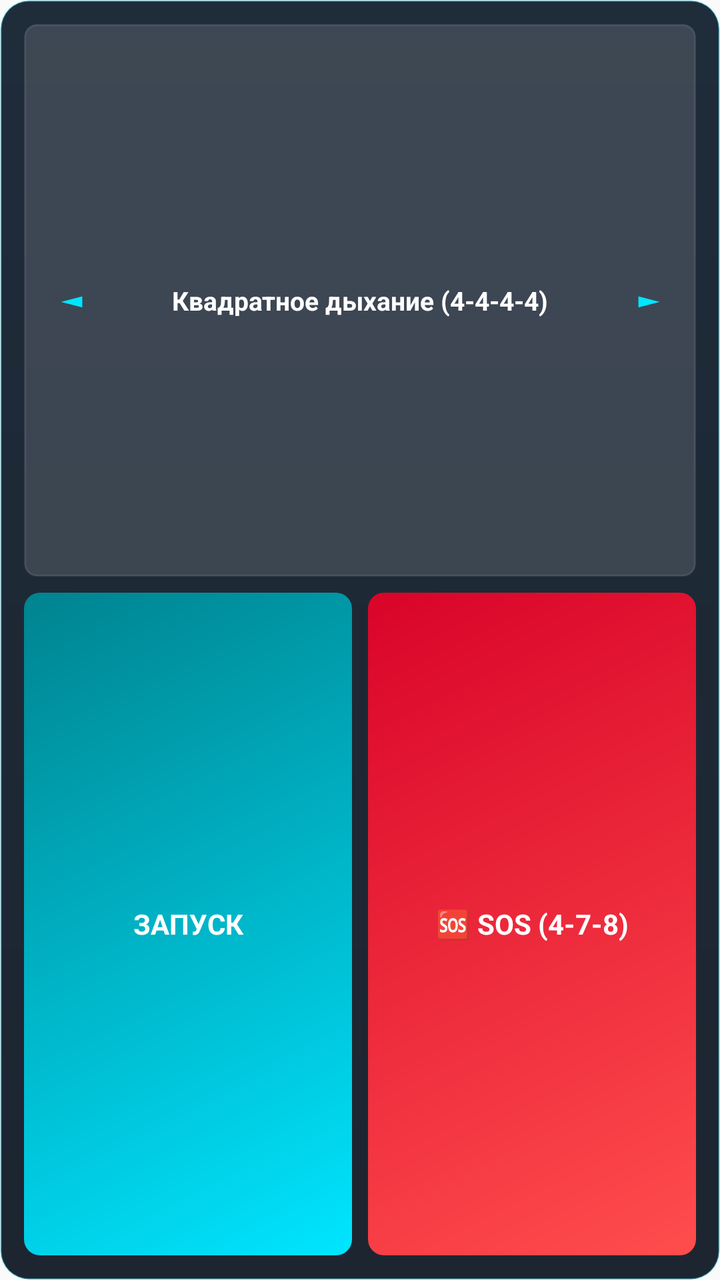
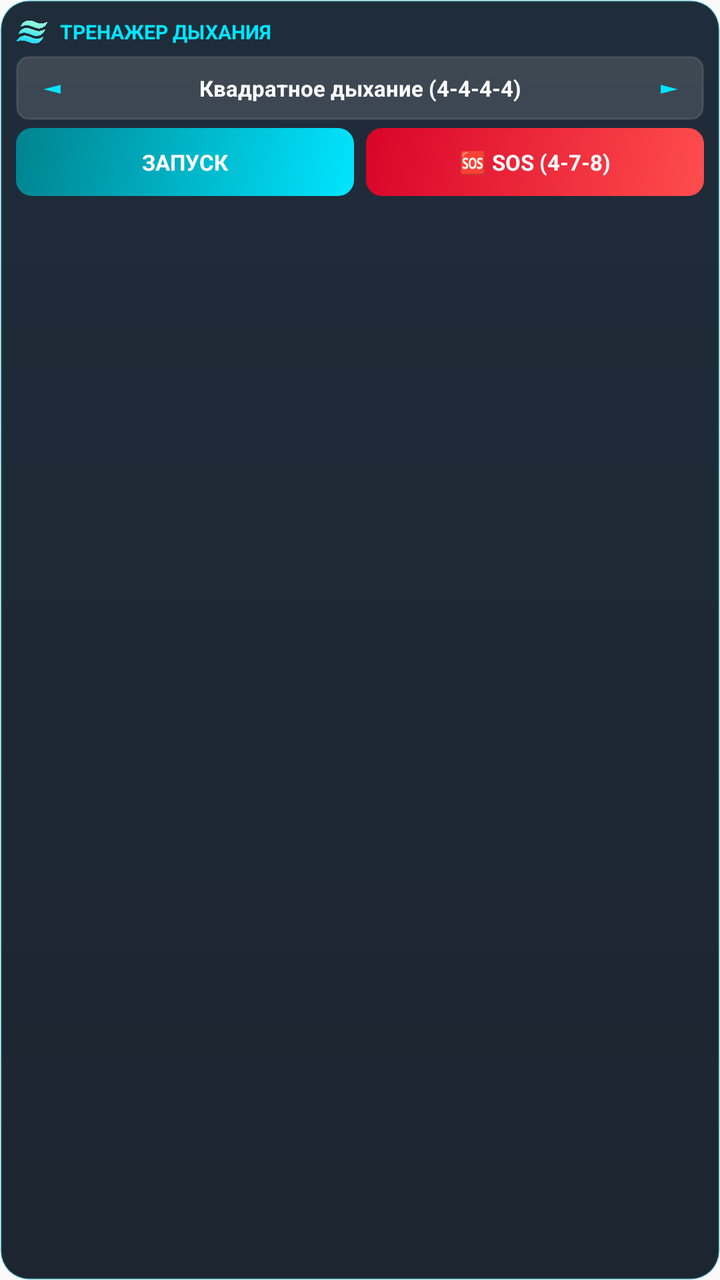

Two renders of the same Android screen: before a commit and after it. Below are the layout's source before the change and the commit's diff.
<!-- AndroidManifest.xml: application theme Theme.BreathingTrainer -->
<!-- res/layout/widget_breathing_4x2.xml -->
<?xml version="1.0" encoding="utf-8"?>
<LinearLayout xmlns:android="http://schemas.android.com/apk/res/android"
    android:layout_width="match_parent"
    android:layout_height="match_parent"
    android:background="@drawable/bg_widget_card"
    android:orientation="vertical"
    android:padding="12dp"
    android:weightSum="2.2">

    
    <LinearLayout
        android:layout_width="match_parent"
        android:layout_height="0dp"
        android:layout_weight="1"
        android:background="@drawable/bg_widget_selector"
        android:gravity="center_vertical"
        android:orientation="horizontal"
        android:paddingHorizontal="4dp">

        <TextView
            android:id="@+id/widget_btn_prev_technique"
            android:layout_width="40dp"
            android:layout_height="match_parent"
            android:gravity="center"
            android:text="◄"
            android:textColor="#00E5FF"
            android:textSize="15sp"
            android:textStyle="bold" />

        <TextView
            android:id="@+id/widget_tv_technique_title"
            android:layout_width="0dp"
            android:layout_height="wrap_content"
            android:layout_weight="1"
            android:ellipsize="end"
            android:gravity="center"
            android:maxLines="1"
            android:text="Квадратное дыхание (4-4-4-4)"
            android:textColor="#FFFFFF"
            android:textSize="13sp"
            android:textStyle="bold" />

        <TextView
            android:id="@+id/widget_btn_next_technique"
            android:layout_width="40dp"
            android:layout_height="match_parent"
            android:gravity="center"
            android:text="►"
            android:textColor="#00E5FF"
            android:textSize="15sp"
            android:textStyle="bold" />
    </LinearLayout>

    
    <LinearLayout
        android:layout_width="match_parent"
        android:layout_height="0dp"
        android:layout_marginTop="8dp"
        android:layout_weight="1.2"
        android:gravity="center"
        android:orientation="horizontal">

        <TextView
            android:id="@+id/widget_btn_start"
            android:layout_width="0dp"
            android:layout_height="match_parent"
            android:layout_marginEnd="4dp"
            android:layout_weight="1"
            android:background="@drawable/bg_widget_start_btn"
            android:gravity="center"
            android:text="ЗАПУСК"
            android:textColor="#FFFFFF"
            android:textSize="14sp"
            android:textStyle="bold" />

        <TextView
            android:id="@+id/widget_btn_sos"
            android:layout_width="0dp"
            android:layout_height="match_parent"
            android:layout_marginStart="4dp"
            android:layout_weight="1"
            android:background="@drawable/bg_widget_sos_btn"
            android:gravity="center"
            android:text="🆘 SOS (4-7-8)"
            android:textColor="#FFFFFF"
            android:textSize="14sp"
            android:textStyle="bold" />
    </LinearLayout>

</LinearLayout>
<!-- resources referenced by this layout -->
<resources>
  <!-- drawable bg_widget_card (drawable) -->
  <?xml version="1.0" encoding="utf-8"?>
  <shape xmlns:android="http://schemas.android.com/apk/res/android"
      android:shape="rectangle">
      <gradient
          android:angle="270"
          android:startColor="#EC0D1B2A"
          android:endColor="#EC0B1320" />
      <corners android:radius="14dp" />
      <stroke
          android:width="1dp"
          android:color="#3300E5FF" />
  </shape>
  <!-- drawable bg_widget_selector (drawable) -->
  <?xml version="1.0" encoding="utf-8"?>
  <shape xmlns:android="http://schemas.android.com/apk/res/android"
      android:shape="rectangle">
      <solid android:color="#22FFFFFF" />
      <corners android:radius="6dp" />
      <stroke
          android:width="1dp"
          android:color="#1AFFFFFF" />
  </shape>
  <!-- drawable bg_widget_sos_btn (drawable) -->
  <?xml version="1.0" encoding="utf-8"?>
  <shape xmlns:android="http://schemas.android.com/apk/res/android"
      android:shape="rectangle">
      <gradient
          android:angle="135"
          android:startColor="#FF4D4D"
          android:endColor="#D90429" />
      <corners android:radius="8dp" />
  </shape>
  <!-- drawable bg_widget_start_btn (drawable) -->
  <?xml version="1.0" encoding="utf-8"?>
  <shape xmlns:android="http://schemas.android.com/apk/res/android"
      android:shape="rectangle">
      <gradient
          android:angle="135"
          android:startColor="#00E5FF"
          android:endColor="#00838F" />
      <corners android:radius="8dp" />
  </shape>
  <style name="Theme.BreathingTrainer" parent="android:Theme.Material.Light.NoActionBar" />
</resources>

<!-- the commit's change to res/layout/widget_breathing_4x2.xml (unified diff, before → after) -->
@@ -1,30 +1,52 @@
 <?xml version="1.0" encoding="utf-8"?>
 <LinearLayout xmlns:android="http://schemas.android.com/apk/res/android"
     android:layout_width="match_parent"
-    android:layout_height="match_parent"
+    android:layout_height="wrap_content"
     android:background="@drawable/bg_widget_card"
     android:orientation="vertical"
-    android:padding="12dp"
-    android:weightSum="2.2">
+    android:padding="8dp">
 
     
     <LinearLayout
         android:layout_width="match_parent"
-        android:layout_height="0dp"
-        android:layout_weight="1"
+        android:layout_height="wrap_content"
+        android:gravity="center_vertical"
+        android:orientation="horizontal">
+
+        <ImageView
+            android:layout_width="16dp"
+            android:layout_height="16dp"
+            android:contentDescription="Logo"
+            android:src="@drawable/ic_logo" />
+
+        <TextView
+            android:layout_width="wrap_content"
+            android:layout_height="wrap_content"
+            android:layout_marginStart="6dp"
+            android:text="ТРЕНАЖЕР ДЫХАНИЯ"
+            android:textColor="#00E5FF"
+            android:textSize="10sp"
+            android:textStyle="bold" />
+    </LinearLayout>
+
+    
+    <LinearLayout
+        android:layout_width="match_parent"
+        android:layout_height="32dp"
+        android:layout_marginTop="4dp"
         android:background="@drawable/bg_widget_selector"
         android:gravity="center_vertical"
         android:orientation="horizontal"
-        android:paddingHorizontal="4dp">
+        android:paddingHorizontal="2dp">
 
         <TextView
             android:id="@+id/widget_btn_prev_technique"
-            android:layout_width="40dp"
+            android:layout_width="32dp"
             android:layout_height="match_parent"
             android:gravity="center"
             android:text="◄"
             android:textColor="#00E5FF"
-            android:textSize="15sp"
+            android:textSize="12sp"
             android:textStyle="bold" />
 
         <TextView
@@ -37,53 +59,52 @@
             android:maxLines="1"
             android:text="Квадратное дыхание (4-4-4-4)"
             android:textColor="#FFFFFF"
-            android:textSize="13sp"
+            android:textSize="11sp"
             android:textStyle="bold" />
 
         <TextView
             android:id="@+id/widget_btn_next_technique"
-            android:layout_width="40dp"
+            android:layout_width="32dp"
             android:layout_height="match_parent"
             android:gravity="center"
             android:text="►"
             android:textColor="#00E5FF"
-            android:textSize="15sp"
+            android:textSize="12sp"
             android:textStyle="bold" />
     </LinearLayout>
 
     
     <LinearLayout
         android:layout_width="match_parent"
-        android:layout_height="0dp"
-        android:layout_marginTop="8dp"
-        android:layout_weight="1.2"
-        android:gravity="center"
+        android:layout_height="34dp"
+        android:layout_marginTop="4dp"
+        android:gravity="center_vertical"
         android:orientation="horizontal">
 
         <TextView
             android:id="@+id/widget_btn_start"
             android:layout_width="0dp"
             android:layout_height="match_parent"
-            android:layout_marginEnd="4dp"
+            android:layout_marginEnd="3dp"
             android:layout_weight="1"
             android:background="@drawable/bg_widget_start_btn"
             android:gravity="center"
             android:text="ЗАПУСК"
             android:textColor="#FFFFFF"
-            android:textSize="14sp"
+            android:textSize="11sp"
             android:textStyle="bold" />
 
         <TextView
             android:id="@+id/widget_btn_sos"
             android:layout_width="0dp"
             android:layout_height="match_parent"
-            android:layout_marginStart="4dp"
+            android:layout_marginStart="3dp"
             android:layout_weight="1"
             android:background="@drawable/bg_widget_sos_btn"
             android:gravity="center"
             android:text="🆘 SOS (4-7-8)"
             android:textColor="#FFFFFF"
-            android:textSize="14sp"
+            android:textSize="11sp"
             android:textStyle="bold" />
     </LinearLayout>
 
<!-- resource entries referenced after the edit -->
@@ -43,6 +43,7 @@
           android:endColor="#00838F" />
       <corners android:radius="8dp" />
   </shape>
+  <!-- drawable ic_logo: png bitmap (drawable, 27796 bytes) -->
   <style name="Theme.BreathingTrainer" parent="android:Theme.Material.Light.NoActionBar" />
 </resources>
 
